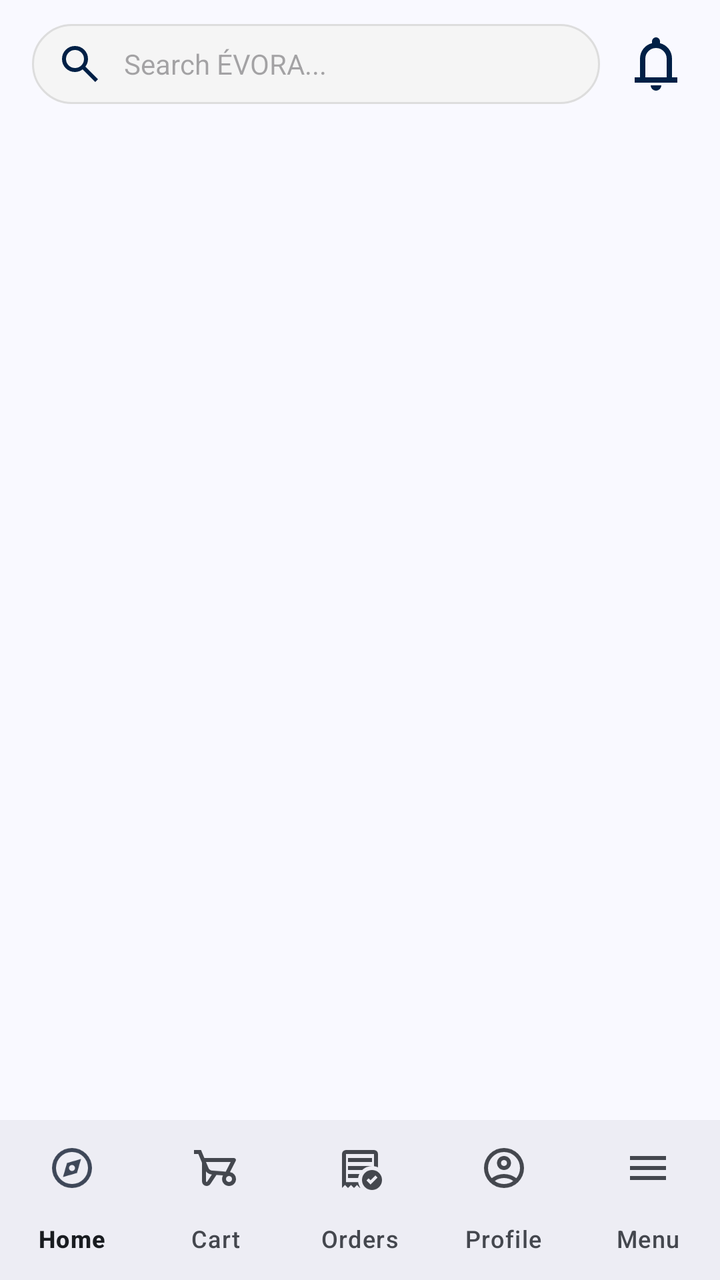
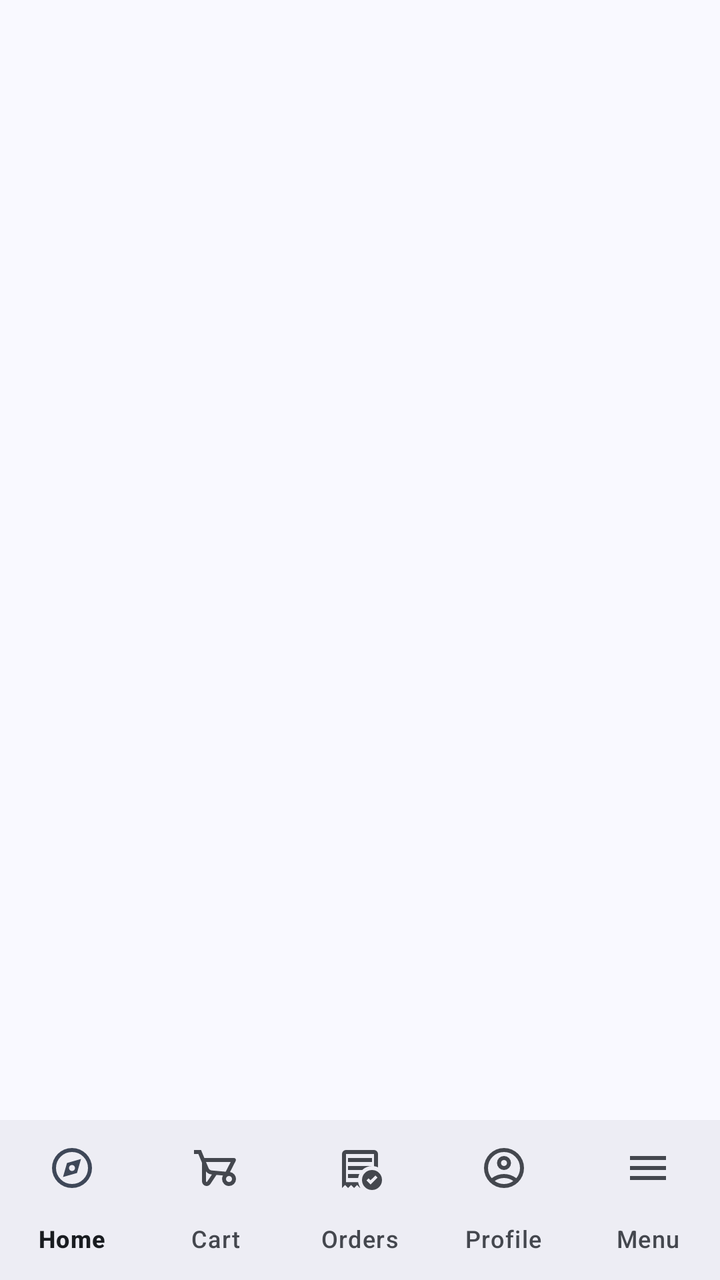

Two renders of the same Android screen: before a commit and after it. Below are the layout's source before the change and the commit's diff.
<!-- AndroidManifest.xml: application theme Theme.Evora -->
<!-- res/layout/activity_main.xml -->
<androidx.drawerlayout.widget.DrawerLayout
    xmlns:android="http://schemas.android.com/apk/res/android"
    xmlns:app="http://schemas.android.com/apk/res-auto"
    android:id="@+id/drawer_layout"
    android:layout_width="match_parent"
    android:layout_height="match_parent"
    android:fitsSystemWindows="true">

    <androidx.constraintlayout.widget.ConstraintLayout
        android:layout_width="match_parent"
        android:layout_height="match_parent">

        <com.google.android.material.appbar.MaterialToolbar
            android:id="@+id/toolbar"
            android:layout_width="match_parent"
            android:layout_height="?attr/actionBarSize"
            android:background="?attr/colorSurface"
            app:layout_constraintTop_toTopOf="parent">

            <androidx.constraintlayout.widget.ConstraintLayout
                android:layout_width="match_parent"
                android:layout_height="match_parent">

                <EditText
                    android:id="@+id/search_bar"
                    android:layout_width="0dp"
                    android:layout_height="40dp"
                    android:hint="Search ÉVORA..."
                    android:paddingHorizontal="12dp"
                    android:drawableStart="@drawable/search"  android:drawablePadding="10dp"             android:background="@drawable/search_bg"    android:textSize="14sp"
                    app:layout_constraintStart_toStartOf="parent"
                    app:layout_constraintTop_toTopOf="parent"
                    app:layout_constraintBottom_toBottomOf="parent"
                    app:layout_constraintEnd_toStartOf="@+id/btn_notification"
                    android:layout_marginEnd="12dp"/>

                <ImageView
                    android:id="@+id/btn_notification"
                    android:layout_width="32dp"
                    android:layout_height="32dp"
                    android:src="@drawable/notification"
                    app:layout_constraintEnd_toEndOf="parent"
                    app:layout_constraintTop_toTopOf="parent"
                    app:layout_constraintBottom_toBottomOf="parent"
                    android:layout_marginEnd="16dp"/>
            </androidx.constraintlayout.widget.ConstraintLayout>
        </com.google.android.material.appbar.MaterialToolbar>

        <FrameLayout
            android:id="@+id/fragment_container"
            android:layout_width="match_parent"
            android:layout_height="0dp"
            app:layout_constraintTop_toBottomOf="@id/toolbar"
            app:layout_constraintBottom_toTopOf="@id/bottom_navigation" />

        <com.google.android.material.bottomnavigation.BottomNavigationView
            android:id="@+id/bottom_navigation"
            android:layout_width="match_parent"
            android:layout_height="wrap_content"
            app:layout_constraintBottom_toBottomOf="parent"
            app:menu="@menu/bottom_nav_menu"
            app:labelVisibilityMode="labeled"/>

    </androidx.constraintlayout.widget.ConstraintLayout>

    <com.google.android.material.navigation.NavigationView
        android:id="@+id/nav_view"
        android:layout_width="wrap_content"
        android:layout_height="match_parent"
        android:layout_gravity="end"  app:headerLayout="@layout/nav_header"
        app:menu="@menu/side_nav_menu" />

</androidx.drawerlayout.widget.DrawerLayout>
<!-- res/layout/nav_header.xml (included above) -->
<?xml version="1.0" encoding="utf-8"?>
<LinearLayout xmlns:android="http://schemas.android.com/apk/res/android"
    android:layout_width="match_parent"
    android:layout_height="180dp"
    android:background="?attr/colorPrimary"
    android:gravity="bottom"
    android:orientation="vertical"
    android:padding="16dp"
    android:theme="@style/ThemeOverlay.AppCompat.Dark">

    <ImageView
        android:id="@+id/nav_header_img"
        android:layout_width="64dp"
        android:layout_height="64dp"
        android:src="@drawable/profile" />

    <TextView
        android:id="@+id/nav_header_name"
        android:layout_width="wrap_content"
        android:layout_height="wrap_content"
        android:paddingTop="8dp"
        android:text="ÉVORA User"
        android:textAppearance="@style/TextAppearance.AppCompat.Body1"
        android:textStyle="bold" />

    <TextView
        android:id="@+id/nav_header_email"
        android:layout_width="wrap_content"
        android:layout_height="wrap_content"
        android:text="user@evora.com" />
</LinearLayout>
<!-- resources referenced by this layout -->
<resources>
  <!-- drawable notification (drawable) -->
  <vector xmlns:android="http://schemas.android.com/apk/res/android"
      android:width="24dp"
      android:height="24dp"
      android:viewportWidth="960"
      android:viewportHeight="960">
    <path
        android:pathData="M160,760v-80h80v-280q0,-83 50,-147.5T420,168v-28q0,-25 17.5,-42.5T480,80q25,0 42.5,17.5T540,140v28q80,20 130,84.5T720,400v280h80v80L160,760ZM480,460ZM480,880q-33,0 -56.5,-23.5T400,800h160q0,33 -23.5,56.5T480,880ZM320,680h320v-280q0,-66 -47,-113t-113,-47q-66,0 -113,47t-47,113v280Z"
        android:fillColor="#002046"/>
  </vector>
  <!-- drawable search (drawable) -->
  <vector xmlns:android="http://schemas.android.com/apk/res/android"
      android:width="24dp"
      android:height="24dp"
      android:viewportWidth="960"
      android:viewportHeight="960">
    <path
        android:pathData="M784,840 L532,588q-30,24 -69,38t-83,14q-109,0 -184.5,-75.5T120,380q0,-109 75.5,-184.5T380,120q109,0 184.5,75.5T640,380q0,44 -14,83t-38,69l252,252 -56,56ZM380,560q75,0 127.5,-52.5T560,380q0,-75 -52.5,-127.5T380,200q-75,0 -127.5,52.5T200,380q0,75 52.5,127.5T380,560Z"
        android:fillColor="#002046"/>
  </vector>
  <!-- drawable search_bg (drawable) -->
  <?xml version="1.0" encoding="utf-8"?>
  <shape xmlns:android="http://schemas.android.com/apk/res/android">
      <solid android:color="#F5F5F5"/> <corners android:radius="20dp"/>  <stroke
      android:width="1dp"
      android:color="#DDDDDD"/>     </shape>
  <color name="md_theme_primary">#002046</color>
  <color name="md_theme_onPrimary">#FFFFFF</color>
  <color name="md_theme_primaryContainer">#D6E3FF</color>
  <color name="md_theme_onPrimaryContainer">#264777</color>
  <color name="md_theme_secondary">#555F71</color>
  <color name="md_theme_onSecondary">#FFFFFF</color>
  <color name="md_theme_secondaryContainer">#D9E3F9</color>
  <color name="md_theme_onSecondaryContainer">#3E4758</color>
  <color name="md_theme_tertiary">#6F5675</color>
  <color name="md_theme_onTertiary">#FFFFFF</color>
  <color name="md_theme_tertiaryContainer">#F9D8FE</color>
  <color name="md_theme_onTertiaryContainer">#563E5C</color>
  <color name="md_theme_error">#BA1A1A</color>
  <color name="md_theme_onError">#FFFFFF</color>
  <color name="md_theme_errorContainer">#FFDAD6</color>
  <color name="md_theme_onErrorContainer">#93000A</color>
  <color name="md_theme_background">#F9F9FF</color>
  <color name="md_theme_onBackground">#191C20</color>
  <color name="md_theme_surface">#F9F9FF</color>
  <color name="md_theme_onSurface">#191C20</color>
  <color name="md_theme_surfaceVariant">#E0E2EC</color>
  <color name="md_theme_onSurfaceVariant">#44474E</color>
  <color name="md_theme_outline">#74777F</color>
  <color name="md_theme_outlineVariant">#C4C6CF</color>
  <color name="md_theme_inverseSurface">#2E3036</color>
  <color name="md_theme_inverseOnSurface">#F0F0F7</color>
  <color name="md_theme_inversePrimary">#A9C7FF</color>
  <color name="md_theme_primaryFixed">#D6E3FF</color>
  <color name="md_theme_onPrimaryFixed">#001B3D</color>
  <color name="md_theme_primaryFixedDim">#A9C7FF</color>
  <color name="md_theme_onPrimaryFixedVariant">#264777</color>
  <color name="md_theme_secondaryFixed">#D9E3F9</color>
  <color name="md_theme_onSecondaryFixed">#121C2B</color>
  <color name="md_theme_secondaryFixedDim">#BDC7DC</color>
  <color name="md_theme_tertiaryFixed">#F9D8FE</color>
  <color name="md_theme_onTertiaryFixed">#28132F</color>
  <color name="md_theme_tertiaryFixedDim">#DCBCE1</color>
  <color name="md_theme_onTertiaryFixedVariant">#563E5C</color>
  <color name="md_theme_surfaceDim">#D9D9E0</color>
  <color name="md_theme_surfaceBright">#F9F9FF</color>
  <color name="md_theme_surfaceContainerLowest">#FFFFFF</color>
  <color name="md_theme_surfaceContainerLow">#F3F3FA</color>
  <color name="md_theme_surfaceContainer">#EDEDF4</color>
  <color name="md_theme_surfaceContainerHigh">#E7E8EE</color>
  <color name="md_theme_surfaceContainerHighest">#E2E2E9</color>
  <!-- unchanged entries left out for length: 3 -->
</resources>

<!-- the commit's change to res/layout/activity_main.xml (unified diff, before → after) -->
@@ -10,47 +10,11 @@
         android:layout_width="match_parent"
         android:layout_height="match_parent">
 
-        <com.google.android.material.appbar.MaterialToolbar
-            android:id="@+id/toolbar"
-            android:layout_width="match_parent"
-            android:layout_height="?attr/actionBarSize"
-            android:background="?attr/colorSurface"
-            app:layout_constraintTop_toTopOf="parent">
-
-            <androidx.constraintlayout.widget.ConstraintLayout
-                android:layout_width="match_parent"
-                android:layout_height="match_parent">
-
-                <EditText
-                    android:id="@+id/search_bar"
-                    android:layout_width="0dp"
-                    android:layout_height="40dp"
-                    android:hint="Search ÉVORA..."
-                    android:paddingHorizontal="12dp"
-                    android:drawableStart="@drawable/search"  android:drawablePadding="10dp"             android:background="@drawable/search_bg"    android:textSize="14sp"
-                    app:layout_constraintStart_toStartOf="parent"
-                    app:layout_constraintTop_toTopOf="parent"
-                    app:layout_constraintBottom_toBottomOf="parent"
-                    app:layout_constraintEnd_toStartOf="@+id/btn_notification"
-                    android:layout_marginEnd="12dp"/>
-
-                <ImageView
-                    android:id="@+id/btn_notification"
-                    android:layout_width="32dp"
-                    android:layout_height="32dp"
-                    android:src="@drawable/notification"
-                    app:layout_constraintEnd_toEndOf="parent"
-                    app:layout_constraintTop_toTopOf="parent"
-                    app:layout_constraintBottom_toBottomOf="parent"
-                    android:layout_marginEnd="16dp"/>
-            </androidx.constraintlayout.widget.ConstraintLayout>
-        </com.google.android.material.appbar.MaterialToolbar>
-
         <FrameLayout
             android:id="@+id/fragment_container"
             android:layout_width="match_parent"
             android:layout_height="0dp"
-            app:layout_constraintTop_toBottomOf="@id/toolbar"
+            app:layout_constraintTop_toTopOf="parent"
             app:layout_constraintBottom_toTopOf="@id/bottom_navigation" />
 
         <com.google.android.material.bottomnavigation.BottomNavigationView
@@ -67,7 +31,8 @@
         android:id="@+id/nav_view"
         android:layout_width="wrap_content"
         android:layout_height="match_parent"
-        android:layout_gravity="end"  app:headerLayout="@layout/nav_header"
+        android:layout_gravity="end"
+        app:headerLayout="@layout/nav_header"
         app:menu="@menu/side_nav_menu" />
 
 </androidx.drawerlayout.widget.DrawerLayout>
<!-- resource entries referenced after the edit -->
@@ -1,31 +1,5 @@
 <!-- resources referenced by this layout -->
 <resources>
-  <!-- drawable notification (drawable) -->
-  <vector xmlns:android="http://schemas.android.com/apk/res/android"
-      android:width="24dp"
-      android:height="24dp"
-      android:viewportWidth="960"
-      android:viewportHeight="960">
-    <path
-        android:pathData="M160,760v-80h80v-280q0,-83 50,-147.5T420,168v-28q0,-25 17.5,-42.5T480,80q25,0 42.5,17.5T540,140v28q80,20 130,84.5T720,400v280h80v80L160,760ZM480,460ZM480,880q-33,0 -56.5,-23.5T400,800h160q0,33 -23.5,56.5T480,880ZM320,680h320v-280q0,-66 -47,-113t-113,-47q-66,0 -113,47t-47,113v280Z"
-        android:fillColor="#002046"/>
-  </vector>
-  <!-- drawable search (drawable) -->
-  <vector xmlns:android="http://schemas.android.com/apk/res/android"
-      android:width="24dp"
-      android:height="24dp"
-      android:viewportWidth="960"
-      android:viewportHeight="960">
-    <path
-        android:pathData="M784,840 L532,588q-30,24 -69,38t-83,14q-109,0 -184.5,-75.5T120,380q0,-109 75.5,-184.5T380,120q109,0 184.5,75.5T640,380q0,44 -14,83t-38,69l252,252 -56,56ZM380,560q75,0 127.5,-52.5T560,380q0,-75 -52.5,-127.5T380,200q-75,0 -127.5,52.5T200,380q0,75 52.5,127.5T380,560Z"
-        android:fillColor="#002046"/>
-  </vector>
-  <!-- drawable search_bg (drawable) -->
-  <?xml version="1.0" encoding="utf-8"?>
-  <shape xmlns:android="http://schemas.android.com/apk/res/android">
-      <solid android:color="#F5F5F5"/> <corners android:radius="20dp"/>  <stroke
-      android:width="1dp"
-      android:color="#DDDDDD"/>     </shape>
   <color name="md_theme_primary">#002046</color>
   <color name="md_theme_onPrimary">#FFFFFF</color>
   <color name="md_theme_primaryContainer">#D6E3FF</color>
